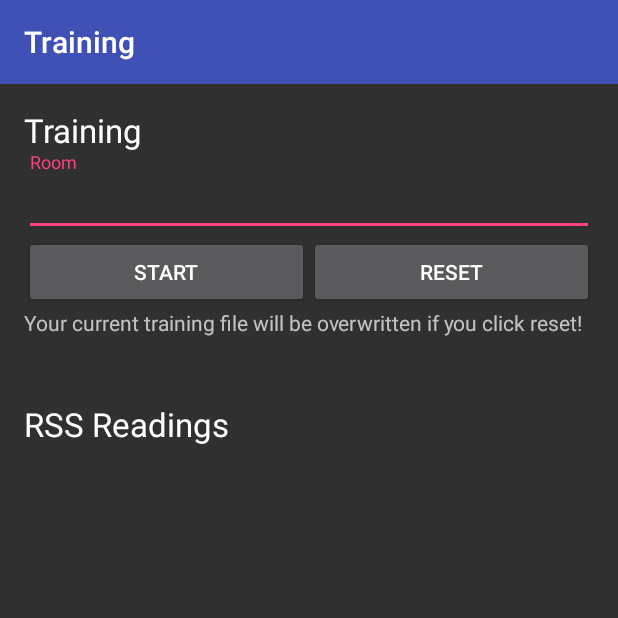
After one commit to bcarron/SyndesiApp, an Android app: the TrainingActivity screen opened directly, with no data from a screen before it, on a phone screen of 412 x 824 dp, the top half of it. The commit adds this screen. Run offline under Robolectric (Android 15) with nearby library versions, the phone set to English and light mode, and no system bars.

Commit message:
Add training functionality to the app

```diff
--- /dev/null
+++ b/app/src/main/java/tcslab/syndesiapp/controllers/localization/ScanAdapter.java
@@ -0,0 +1,44 @@
+package tcslab.syndesiapp.controllers.localization;
+
+import android.content.Context;
+import android.net.wifi.ScanResult;
+import android.view.LayoutInflater;
+import android.view.View;
+import android.view.ViewGroup;
+import android.widget.ArrayAdapter;
+import android.widget.ImageView;
+import android.widget.TextView;
+import tcslab.syndesiapp.R;
+import tcslab.syndesiapp.controllers.automation.AutomationStatus;
+
+import java.util.ArrayList;
+
+/**
+ * View used to display one automation message.
+ *
+ * Created by Blaise on 02.06.2015.
+ */
+public class ScanAdapter extends ArrayAdapter<WifiScan> {
+private final Context mAppContext;
+private final ArrayList<WifiScan> mScans;
+
+public ScanAdapter(Context context, ArrayList<WifiScan> mScans) {
+        super(context, R.layout.scan_display, mScans);
+        this.mAppContext = context;
+        this.mScans = mScans;
+        }
+
+@Override
+public View getView(int position, View convertView, ViewGroup parent) {
+        LayoutInflater inflater = (LayoutInflater) mAppContext.getSystemService(Context.LAYOUT_INFLATER_SERVICE);
+        View messageView = inflater.inflate(R.layout.scan_display, parent, false);
+        TextView room = (TextView) messageView.findViewById(R.id.scan_label);
+        TextView readings = (TextView) messageView.findViewById(R.id.scan_readings);
+
+        WifiScan scan = mScans.get(position);
+        room.setText("Room " + scan.getmRoom());
+        readings.setText(scan.getmResult());
+
+        return messageView;
+        }
+}
--- /dev/null
+++ b/app/src/main/java/tcslab/syndesiapp/controllers/localization/WifiCallback.java
@@ -0,0 +1,12 @@
+package tcslab.syndesiapp.controllers.localization;
+
+import android.net.wifi.ScanResult;
+
+import java.util.List;
+
+/**
+ * Created by blais on 06.05.2017.
+ */
+public interface WifiCallback {
+    void sendResults(List<ScanResult> readings);
+}
--- a/app/src/main/java/tcslab/syndesiapp/controllers/ui/WifiReceiver.java
+++ b/app/src/main/java/tcslab/syndesiapp/controllers/localization/WifiReceiver.java
@@ -1,4 +1,4 @@
-package tcslab.syndesiapp.controllers.ui;
+package tcslab.syndesiapp.controllers.localization;
 
 import android.app.Service;
 import android.content.BroadcastReceiver;
@@ -14,10 +14,12 @@ import tcslab.syndesiapp.controllers.localization.WifiService;
  * Created by blais on 30.11.2016.
  */
 public class WifiReceiver extends BroadcastReceiver {
-    private WifiService wifiService;
+    private WifiCallback callback;
+    private Context mAppContext;
 
-    public WifiReceiver(WifiService wifiService) {
-        this.wifiService = wifiService;
+    public WifiReceiver(WifiCallback callback, Context appContext) {
+        this.callback = callback;
+        this.mAppContext = appContext;
     }
 
 
@@ -25,7 +27,7 @@ public class WifiReceiver extends BroadcastReceiver {
     public void onReceive(Context context, Intent intent) {
         Log.d("WifiReceiver", intent.getAction());
         if (intent.getAction().equals(WifiManager.SCAN_RESULTS_AVAILABLE_ACTION)) {
-            wifiService.sendResults(((WifiManager) wifiService.getSystemService(Service.WIFI_SERVICE)).getScanResults());
+            callback.sendResults(((WifiManager) mAppContext.getSystemService(Service.WIFI_SERVICE)).getScanResults());
         }
     }
 }
--- a/app/src/main/java/tcslab/syndesiapp/models/PreferenceKey.java
+++ b/app/src/main/java/tcslab/syndesiapp/models/PreferenceKey.java
@@ -13,10 +13,11 @@ public enum PreferenceKey {
     PREF_SENSOR_RATE,
     PREF_SENSOR_PERM,
     PREF_LOC_PERM,
+    PREF_AUTO_LOC_PERM,
     PREF_SAVED_ACCOUNT,
     PREF_LOC_RATE,
     PREF_LOC_PRECISION,
-    PREF_PERMISION,
+    PREF_PERMISSION,
     PREF_CURRENT_POSITION,
     PREF_AUT_PERM,
     PREF_TARGET_LIGHT,
--- /dev/null
+++ b/app/src/main/java/tcslab/syndesiapp/views/TrainingActivity.java
@@ -0,0 +1,230 @@
+package tcslab.syndesiapp.views;
+
+import android.content.Context;
+import android.content.IntentFilter;
+import android.content.SharedPreferences;
+import android.net.wifi.ScanResult;
+import android.net.wifi.WifiManager;
+import android.os.Bundle;
+import android.os.Handler;
+import android.preference.PreferenceManager;
+import android.support.v7.app.AppCompatActivity;
+import android.support.v7.widget.Toolbar;
+import android.util.Log;
+import android.view.View;
+import android.widget.*;
+import tcslab.syndesiapp.R;
+import tcslab.syndesiapp.controllers.localization.ScanAdapter;
+import tcslab.syndesiapp.controllers.localization.WifiCallback;
+import tcslab.syndesiapp.controllers.localization.WifiReceiver;
+import tcslab.syndesiapp.controllers.localization.WifiScan;
+
+import java.io.File;
+import java.io.FileOutputStream;
+import java.io.FileWriter;
+import java.io.IOException;
+import java.util.ArrayList;
+import java.util.Arrays;
+import java.util.Date;
+import java.util.List;
+
+/**
+ * Created by blais on 06.05.2017.
+ */
+public class TrainingActivity extends AppCompatActivity implements WifiCallback{
+    private Boolean isTraining = false;
+    private Handler mHandler;
+    private WifiReceiver mWifiReceiver;
+    private EditText roomNumber;
+    private Button mButton;
+    private File mFile;
+    private String mFileName = "rssData.txt";
+    private ScanAdapter mScanAdapter;
+    private ArrayList<WifiScan> mScans;
+    private int mNbScan = 0;
+
+    // Geneve AP MAC address
+/*    private final static String[] mAnchorNodes={
+            "2c:56:dc:d2:06:a8",
+            "9c:5c:8e:c5:fb:a0",
+            "9c:5c:8e:c5:f1:1a",
+            "9c:5c:8e:c5:fb:7a",
+            "9c:5c:8e:c5:fb:a6"
+    };*/
+
+    // Bussigny AP MAC address
+    private final static String[] mAnchorNodes={
+            "1c:87:2c:67:80:38",
+            "1c:87:2c:67:80:3c",
+            "88:f7:c7:44:fb:40",
+            "08:3e:5d:35:21:29",
+            "f8:df:a8:7a:ed:6d"
+    };
+
+    @Override
+    protected void onCreate(Bundle savedInstanceState) {
+        super.onCreate(savedInstanceState);
+
+        //Set the layout
+        setContentView(R.layout.training);
+        roomNumber = (EditText) findViewById(R.id.room_number);
+        mButton = (Button) findViewById(R.id.training_button);
+
+        //Set the toolbar
+        Toolbar toolbar = (Toolbar) findViewById(R.id.toolbar);
+        setSupportActionBar(toolbar);
+
+        // Account preferences
+        SharedPreferences sharedPreferences = PreferenceManager.getDefaultSharedPreferences(this);
+
+        // Wifi receiver
+        mHandler = new Handler();
+        mWifiReceiver = new WifiReceiver(this, this);
+
+        //Set the scan list
+        ListView listView = (ListView) findViewById(R.id.scan_list);
+        mScans = new ArrayList<>();
+        mScanAdapter = new ScanAdapter(this, mScans);
+        listView.setAdapter(mScanAdapter);
+
+        //Create a new file
+        checkFile();
+    }
+
+    //Life cycle management
+    @Override
+    protected void onResume() {
+        super.onResume();
+    }
+
+    @Override
+    protected void onPause() {
+        // Make sure the Wifi Receiver is unregistered
+        if(isTraining){
+            stopTraining();
+        }
+        super.onPause();
+    }
+
+    @Override
+    public void sendResults(List<ScanResult> readings) {
+        String room = roomNumber.getText().toString();
+
+        if(room != null && !room.equals("")) {
+            // Register the result to file
+            String result = registerScan(room, readings);
+
+            //Update the UI
+            mScans.add(new WifiScan(room, result, new Date()));
+            mScanAdapter.notifyDataSetChanged();
+            mNbScan++;
+            ((TextView) findViewById(R.id.nb_scan)).setText("Number of scans: " + String.valueOf(mNbScan));
+
+            // Launch new scan
+            mHandler.post(new StartScan());
+        }else{
+            toaster("Please enter a room number to start training!");
+        }
+    }
+
+    public void toggleTraining(View v){
+        if(isTraining){
+            stopTraining();
+        }else{
+            if(roomNumber.getText().toString() != null && !roomNumber.getText().toString().equals("")){
+                startTraining();
+            }else{
+                toaster("Please enter a room number to start training!");
+            }
+        }
+    }
+
+    private void startTraining(){
+        //Register the Wifi listener
+        registerReceiver(mWifiReceiver, new IntentFilter(WifiManager.SCAN_RESULTS_AVAILABLE_ACTION));
+        isTraining = true;
+        mButton.setText(getString(R.string.form_training_button_stop));
+
+        mNbScan = 0;
+
+        mHandler.post(new StartScan());
+    }
+
+    private void stopTraining(){
+        //Unregister the Wifi listener
+        unregisterReceiver(mWifiReceiver);
+        isTraining = false;
+        mButton.setText(getString(R.string.form_training_button_start));
+    }
+
+    private String registerScan(String room, List<ScanResult> readings){
+        // Read the results
+        int nbAP = mAnchorNodes.length;
+        String[] RSS = new String[nbAP];
+        for(ScanResult result: readings){
+            for(int i = 0; i < nbAP; i++){
+                if(mAnchorNodes[i].equals(result.BSSID)){
+                    RSS[i] = Integer.toString(result.level);
+                }
+            }
+        }
+
+        // Register the results
+        String line = "";
+        for(int i = 0; i < nbAP; i++){
+            if(RSS[i] == null){
+                RSS[i] = "-99";
+            }
+            if(i == 0){
+                line = RSS[i];
+            }
+            else{
+                line += "\t" + RSS[i];
+            }
+        }
+        line += "\t" + room + "\n\r";
+        try {
+            if (isTraining) {
+                FileWriter w = new FileWriter(mFile, true);
+                w.append(line);
+                w.close();
+            }
+        }catch (Exception e){
+            e.printStackTrace();
+        }
+
+        return line;
+    }
+
+    private void checkFile(){
+        mFile = new File(getExternalFilesDir(null), mFileName);
+        if(!mFile.exists()){
+            // If the file does not exist, create one
+            createFile(new View(this));
+        }
+    }
+
+    public void createFile(View v){
+        try {
+            FileOutputStream os = new FileOutputStream(mFile);
+            os.close();
+            toaster("New training file created");
+        } catch (IOException e) {
+            toaster("Error creating the new training file!");
+        }
+    }
+
+    private class StartScan implements Runnable{
+        @Override
+        public void run(){
+            if(isTraining){
+                Log.d("Localization", "Start scan");
+                ((WifiManager) getSystemService(Context.WIFI_SERVICE)).startScan();
+            }
+        }
+    }
+
+    private void toaster(String message){
+        Toast.makeText(this, message, Toast.LENGTH_SHORT).show();
+    }
+}
--- /dev/null
+++ b/app/src/main/res/layout/training.xml
@@ -0,0 +1,91 @@
+<?xml version="1.0" encoding="utf-8"?>
+<LinearLayout xmlns:android="http://schemas.android.com/apk/res/android"
+              xmlns:tools="http://schemas.android.com/tools"
+              android:layout_width="match_parent"
+              android:layout_height="match_parent"
+              tools:context="tcslab.syndesiapp.views.MainActivity"
+              android:orientation="vertical">
+
+    <include
+        android:id="@+id/toolbar"
+        layout="@layout/toolbar" />
+
+    <LinearLayout
+        android:layout_width="match_parent"
+        android:layout_height="match_parent"
+        android:paddingLeft="@dimen/activity_horizontal_margin"
+        android:paddingRight="@dimen/activity_horizontal_margin"
+        android:paddingTop="@dimen/activity_vertical_margin"
+        android:paddingBottom="@dimen/activity_vertical_margin"
+        android:orientation="vertical">
+
+        <TextView
+            android:layout_width="wrap_content"
+            android:layout_height="wrap_content"
+            android:textAppearance="?android:attr/textAppearanceLarge"
+            android:text="@string/training_title" />
+
+        <android.support.design.widget.TextInputLayout
+            android:layout_width="match_parent"
+            android:layout_height="wrap_content">
+            <android.support.design.widget.TextInputEditText
+                android:id="@+id/room_number"
+                android:inputType="number"
+                android:layout_width="match_parent"
+                android:layout_height="wrap_content"
+                android:hint="@string/form_room_number" />
+        </android.support.design.widget.TextInputLayout>
+
+        <LinearLayout
+            android:layout_width="match_parent"
+            android:layout_height="wrap_content"
+            android:orientation="horizontal">
+
+            <Button
+                android:id="@+id/training_button"
+                android:layout_width="wrap_content"
+                android:layout_height="wrap_content"
+                android:text="@string/form_training_button_start"
+                android:layout_weight="1"
+                android:onClick="toggleTraining" />
+
+            <Button
+                android:id="@+id/reset_button"
+                android:layout_width="wrap_content"
+                android:layout_height="wrap_content"
+                android:text="@string/form_training_button_reset"
+                android:layout_weight="1"
+                android:onClick="createFile" />
+
+        </LinearLayout>
+
+        <TextView
+            android:text="@string/training_warning"
+            android:layout_width="match_parent"
+            android:layout_height="wrap_content" />
+
+        <TextView
+            android:id="@+id/nb_scan"
+            android:layout_width="match_parent"
+            android:layout_height="wrap_content" />
+
+        <TextView
+            android:layout_width="wrap_content"
+            android:layout_height="wrap_content"
+            android:textAppearance="?android:attr/textAppearanceLarge"
+            android:text="@string/training_message"
+            android:paddingTop="@dimen/vertical_dist_segment" />
+
+        <ListView
+            android:id="@+id/scan_list"
+            android:layout_width="fill_parent"
+            android:layout_height="wrap_content"
+            android:choiceMode="none"
+            android:focusable="false"
+            android:focusableInTouchMode="false"
+            android:clickable="false" >
+        </ListView>
+
+    </LinearLayout>
+
+</LinearLayout>
--- a/app/src/main/res/menu/menu_main.xml
+++ b/app/src/main/res/menu/menu_main.xml
@@ -16,6 +16,12 @@
         app:showAsAction="never" />
 
     <item
+        android:id="@+id/action_training"
+        android:title="@string/action_training"
+        android:orderInCategory="100"
+        app:showAsAction="never" />
+
+    <item
         android:id="@+id/action_settings"
         android:title="@string/action_settings"
         android:orderInCategory="100"
--- a/app/src/main/res/values/strings.xml
+++ b/app/src/main/res/values/strings.xml
@@ -23,6 +23,15 @@
     <string name="automation_no_change">Temperature and light levels are good: nothing to do!</string>
     <string name="automation_disabled">Enable the automation in the settings</string>
 
+    <string name="action_training">Training</string>
+    <string name="title_training">Training</string>
+    <string name="training_title">Training</string>
+    <string name="form_room_number">Room</string>
+    <string name="form_training_button_start">Start</string>
+    <string name="form_training_button_stop">Stop</string>
+    <string name="form_training_button_reset">Reset</string>
+    <string name="training_message">RSS Readings</string>
+    <string name="training_warning">Your current training file will be overwritten if you click reset!</string>
 
     <string name="preferences_saved">Preferences saved</string>
     <string name="preferences_empty_fields">Please fill in all the fields!</string>
--- a/app/src/main/res/values/strings_activity_settings.xml
+++ b/app/src/main/res/values/strings_activity_settings.xml
@@ -18,6 +18,7 @@
 
     <string name="pref_title_sensor_perm">Sensors permission</string>
     <string name="pref_title_loc_perm">Localization permission</string>
+    <string name="pref_title_auto_loc_perm">Automatic localization when moving</string>
 
     <string name="pref_title_aut_perm">Automation permission</string>
 
```
Also changed, not shown: app/src/main/AndroidManifest.xml (+12 -1 lines), app/src/main/java/tcslab/syndesiapp/controllers/localization/LocalizationClassifier.java (+4 -4 lines), app/src/main/java/tcslab/syndesiapp/controllers/localization/LocalizationController.java (+38 -2 lines), app/src/main/java/tcslab/syndesiapp/controllers/localization/WifiScan.java (added, +30 -0 lines), app/src/main/java/tcslab/syndesiapp/controllers/localization/WifiService.java (+3 -4 lines), app/src/main/java/tcslab/syndesiapp/controllers/sensor/StepListener.java (+11 -5 lines), app/src/main/java/tcslab/syndesiapp/views/MainActivity.java (+6 -4 lines), app/src/main/res/layout/scan_display.xml (added, +32 -0 lines), app/src/main/res/xml/preferences.xml (+8 -0 lines), 1 other file.
